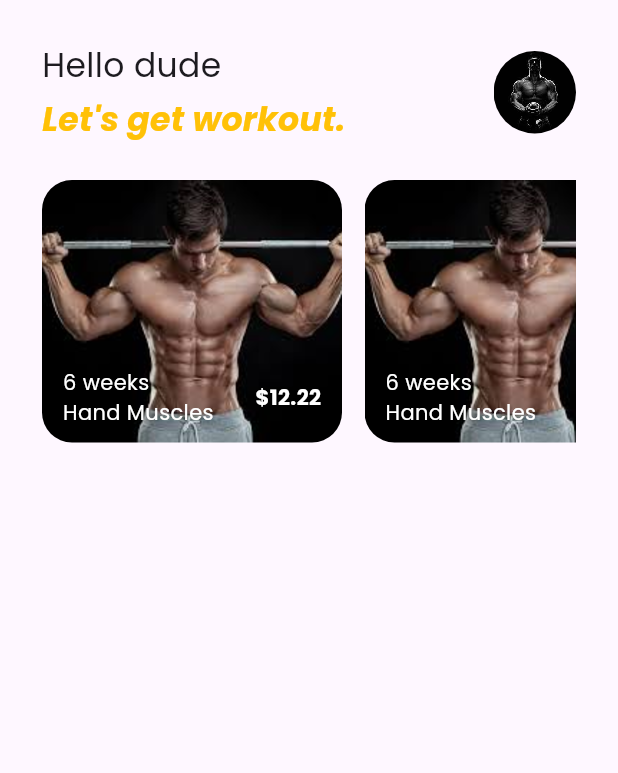
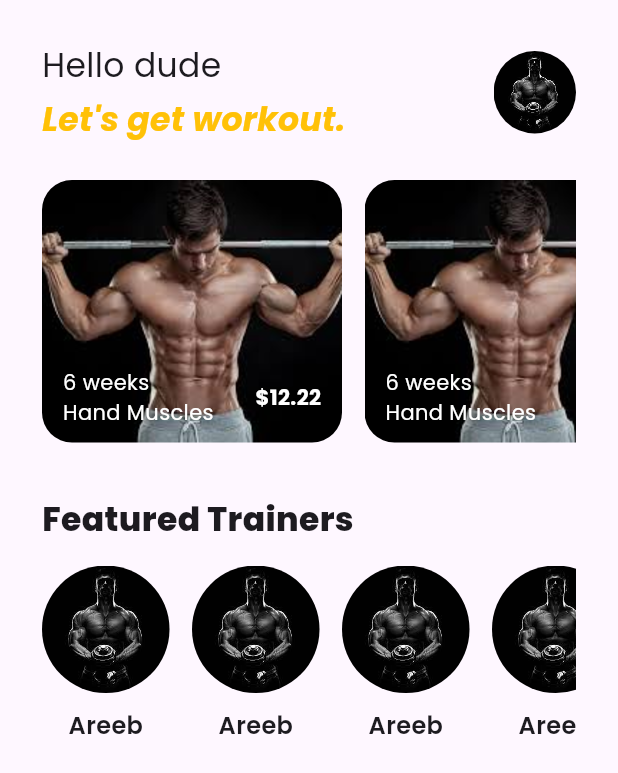
Before and after one commit to mianhunainhamza/gym-fit-flutter, a Flutter app: the screen it shows after launch, on a phone screen of 412 x 824 dp. Shown: the top 773 px of the screen. Run offline on Flutter 3.47's test engine with Material 3 defaults, Android fonts, the phone set to English and light mode, and no system bars; our stand-ins replace firebase_core, get, google_fonts; accounts and stored records are empty.

Commit message:
trainers

```diff
--- a/lib/view/homepage.dart
+++ b/lib/view/homepage.dart
@@ -13,6 +13,7 @@ class HomePage extends StatelessWidget {
           height: MediaQuery.of(context).size.height,
           padding: const EdgeInsets.all(28),
           child: Column(
+            crossAxisAlignment: CrossAxisAlignment.start,
             children: [
               Row(
                 mainAxisAlignment: MainAxisAlignment.spaceBetween,
@@ -54,6 +55,7 @@ class HomePage extends StatelessWidget {
                 width: MediaQuery.of(context).size.width,
                 height: 175,
                 child: ListView.builder(
+                  physics: const BouncingScrollPhysics(),
                   scrollDirection: Axis.horizontal,
                   itemCount: 5,
                   itemBuilder: (context, index) {
@@ -117,7 +119,57 @@ class HomePage extends StatelessWidget {
                     );
                   },
                 ),
-              )
+              ),
+              const SizedBox(height: 36),
+              Text(
+                "Featured Trainers",
+                style: GoogleFonts.poppins(
+                  fontSize: 22,
+                  fontWeight: FontWeight.w800,
+                ),
+              ),
+              const SizedBox(height: 15),
+              SizedBox(
+                width: MediaQuery.of(context).size.width,
+                height: 120,
+                child: ListView.builder(
+                  physics: const BouncingScrollPhysics(),
+                  scrollDirection: Axis.horizontal,
+                  itemCount: 7,
+                  itemBuilder: (context, index) {
+                    return Row(
+                      children: [
+                        Column(
+                          children: [
+                            Container(
+                              width: 85,
+                              height: 85,
+                              decoration: const BoxDecoration(
+                                borderRadius:
+                                    BorderRadius.all(Radius.circular(2000)),
+                                image: DecorationImage(
+                                  filterQuality: FilterQuality.high,
+                                  fit: BoxFit.fitHeight,
+                                  image: AssetImage("assets/images/dp.jpg"),
+                                ),
+                              ),
+                            ),
+                            const SizedBox(height: 10),
+                            Text(
+                              "Areeb",
+                              style: GoogleFonts.poppins(
+                                fontSize: 16,
+                                fontWeight: FontWeight.w600,
+                              ),
+                            )
+                          ],
+                        ),
+                        const SizedBox(width: 15),
+                      ],
+                    );
+                  },
+                ),
+              ),
             ],
           ),
         ),
--- a/pubspec.yaml
+++ b/pubspec.yaml
@@ -65,7 +65,7 @@ flutter:
   # To add assets to your application, add an assets section, like this:
   assets:
      - assets/images/
-     - assets/animations/
+    #  - assets/animations/
   #   - images/a_dot_ham.jpeg
 
   # An image asset can refer to one or more resolution-specific "variants", see
```
